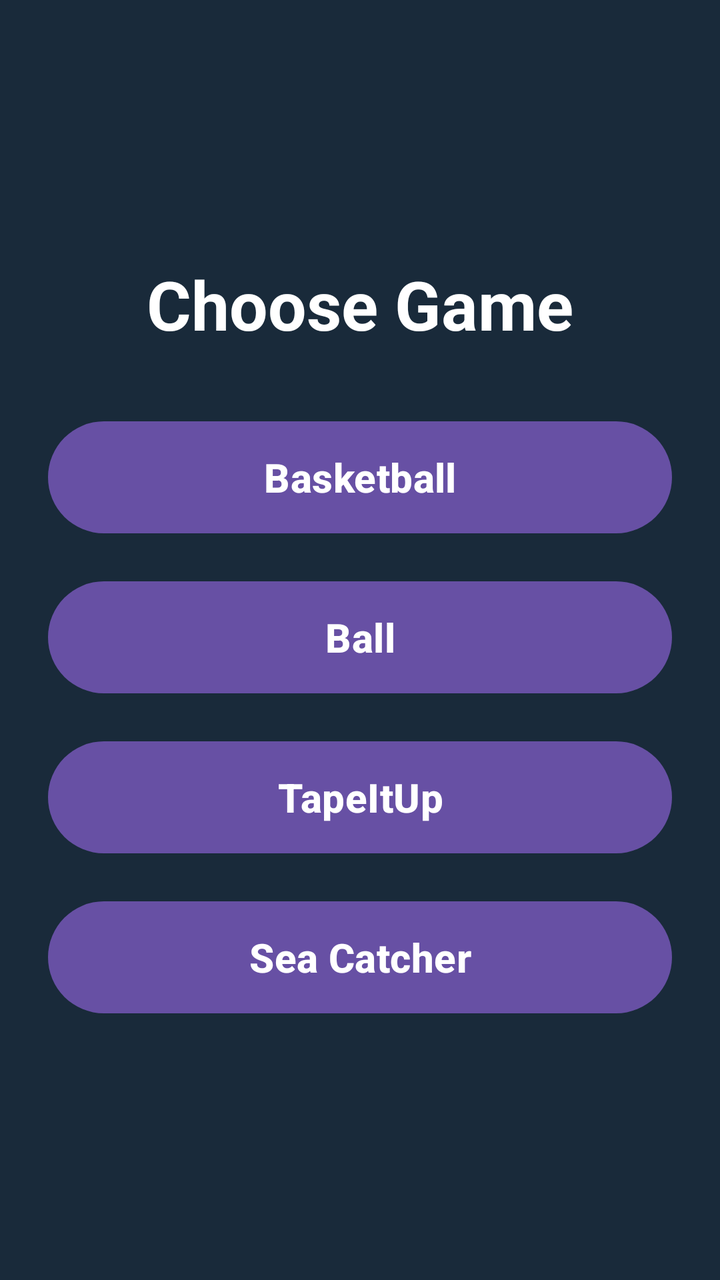
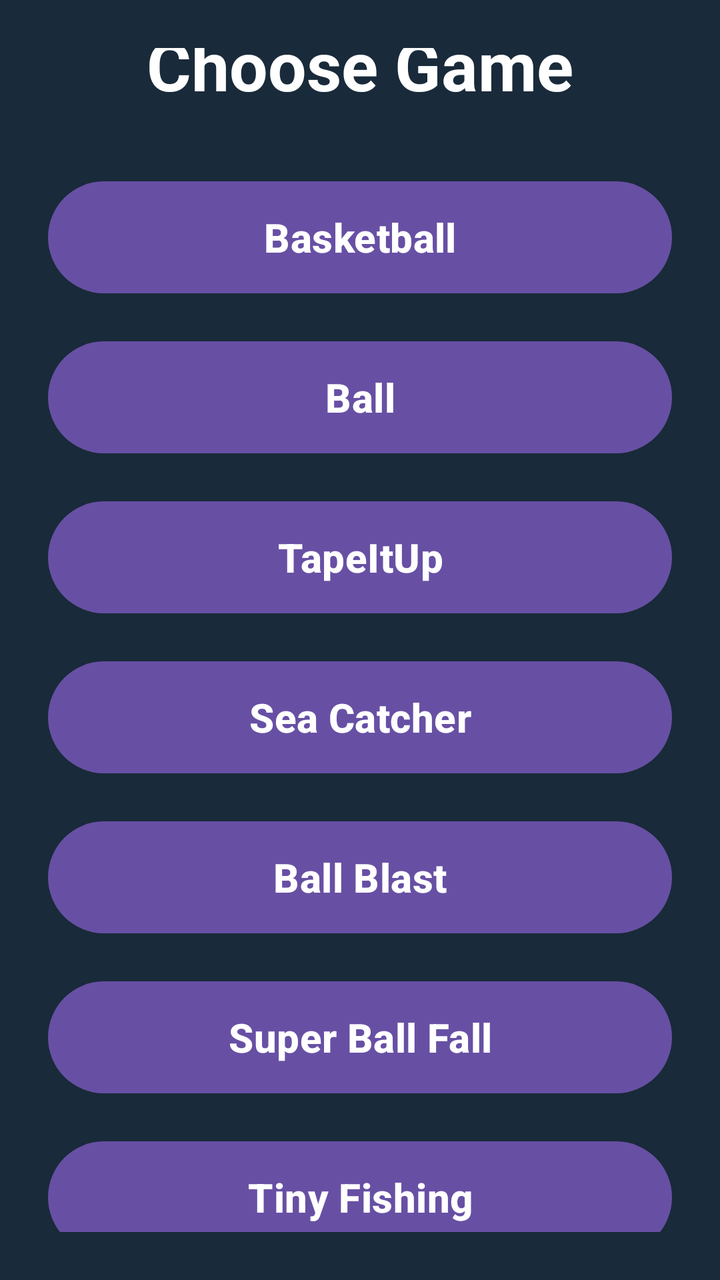

Compare the two renders of this Android layout. The source of the first and the diff that turns it into the second are given below.
<!-- AndroidManifest.xml: application theme Theme.Game43 -->
<!-- res/layout/activity_main.xml -->
<?xml version="1.0" encoding="utf-8"?>
<androidx.constraintlayout.widget.ConstraintLayout xmlns:android="http://schemas.android.com/apk/res/android"
    xmlns:app="http://schemas.android.com/apk/res-auto"
    xmlns:tools="http://schemas.android.com/tools"
    android:id="@+id/main"
    android:layout_width="match_parent"
    android:layout_height="match_parent"
    android:background="#192A3A"
    android:padding="24dp"
    tools:context=".MainActivity">

    <TextView
        android:id="@+id/titleText"
        android:layout_width="wrap_content"
        android:layout_height="wrap_content"
        android:text="Choose Game"
        android:textColor="#FFFFFF"
        android:textSize="34sp"
        android:textStyle="bold"
        app:layout_constraintBottom_toTopOf="@id/basketballButton"
        app:layout_constraintEnd_toEndOf="parent"
        app:layout_constraintStart_toStartOf="parent"
        app:layout_constraintTop_toTopOf="parent"
        app:layout_constraintVertical_chainStyle="packed" />

    <Button
        android:id="@+id/basketballButton"
        android:layout_width="0dp"
        android:layout_height="64dp"
        android:layout_marginTop="32dp"
        android:text="Basketball"
        android:textSize="20sp"
        android:textStyle="bold"
        app:layout_constraintBottom_toTopOf="@id/ballButton"
        app:layout_constraintEnd_toEndOf="parent"
        app:layout_constraintStart_toStartOf="parent"
        app:layout_constraintTop_toBottomOf="@id/titleText" />

    <Button
        android:id="@+id/ballButton"
        android:layout_width="0dp"
        android:layout_height="64dp"
        android:layout_marginTop="16dp"
        android:text="Ball"
        android:textSize="20sp"
        android:textStyle="bold"
        app:layout_constraintBottom_toTopOf="@id/tapeItUpButton"
        app:layout_constraintEnd_toEndOf="parent"
        app:layout_constraintStart_toStartOf="parent"
        app:layout_constraintTop_toBottomOf="@id/basketballButton" />

    <Button
        android:id="@+id/tapeItUpButton"
        android:layout_width="0dp"
        android:layout_height="64dp"
        android:layout_marginTop="16dp"
        android:text="TapeItUp"
        android:textSize="20sp"
        android:textStyle="bold"
        app:layout_constraintBottom_toTopOf="@id/seaCatcherButton"
        app:layout_constraintEnd_toEndOf="parent"
        app:layout_constraintStart_toStartOf="parent"
        app:layout_constraintTop_toBottomOf="@id/ballButton" />

    <Button
        android:id="@+id/seaCatcherButton"
        android:layout_width="0dp"
        android:layout_height="64dp"
        android:layout_marginTop="16dp"
        android:text="Sea Catcher"
        android:textSize="20sp"
        android:textStyle="bold"
        app:layout_constraintBottom_toBottomOf="parent"
        app:layout_constraintEnd_toEndOf="parent"
        app:layout_constraintStart_toStartOf="parent"
        app:layout_constraintTop_toBottomOf="@id/tapeItUpButton" />

</androidx.constraintlayout.widget.ConstraintLayout>
<!-- resources referenced by this layout -->
<resources>
  <style name="Theme.Game43" parent="Base.Theme.Game43" />
  <style name="Base.Theme.Game43" parent="Theme.Material3.DayNight.NoActionBar">
          
          
      </style>
</resources>

<!-- the commit's change to res/layout/activity_main.xml (unified diff, before → after) -->
@@ -70,9 +70,48 @@
         android:text="Sea Catcher"
         android:textSize="20sp"
         android:textStyle="bold"
-        app:layout_constraintBottom_toBottomOf="parent"
+        app:layout_constraintBottom_toTopOf="@id/ballBlastButton"
         app:layout_constraintEnd_toEndOf="parent"
         app:layout_constraintStart_toStartOf="parent"
         app:layout_constraintTop_toBottomOf="@id/tapeItUpButton" />
 
+    <Button
+        android:id="@+id/ballBlastButton"
+        android:layout_width="0dp"
+        android:layout_height="64dp"
+        android:layout_marginTop="16dp"
+        android:text="Ball Blast"
+        android:textSize="20sp"
+        android:textStyle="bold"
+        app:layout_constraintBottom_toTopOf="@id/superBallFallButton"
+        app:layout_constraintEnd_toEndOf="parent"
+        app:layout_constraintStart_toStartOf="parent"
+        app:layout_constraintTop_toBottomOf="@id/seaCatcherButton" />
+
+    <Button
+        android:id="@+id/superBallFallButton"
+        android:layout_width="0dp"
+        android:layout_height="64dp"
+        android:layout_marginTop="16dp"
+        android:text="Super Ball Fall"
+        android:textSize="20sp"
+        android:textStyle="bold"
+        app:layout_constraintBottom_toTopOf="@id/tinyFishingButton"
+        app:layout_constraintEnd_toEndOf="parent"
+        app:layout_constraintStart_toStartOf="parent"
+        app:layout_constraintTop_toBottomOf="@id/ballBlastButton" />
+
+    <Button
+        android:id="@+id/tinyFishingButton"
+        android:layout_width="0dp"
+        android:layout_height="64dp"
+        android:layout_marginTop="16dp"
+        android:text="Tiny Fishing"
+        android:textSize="20sp"
+        android:textStyle="bold"
+        app:layout_constraintBottom_toBottomOf="parent"
+        app:layout_constraintEnd_toEndOf="parent"
+        app:layout_constraintStart_toStartOf="parent"
+        app:layout_constraintTop_toBottomOf="@id/superBallFallButton" />
+
 </androidx.constraintlayout.widget.ConstraintLayout>
